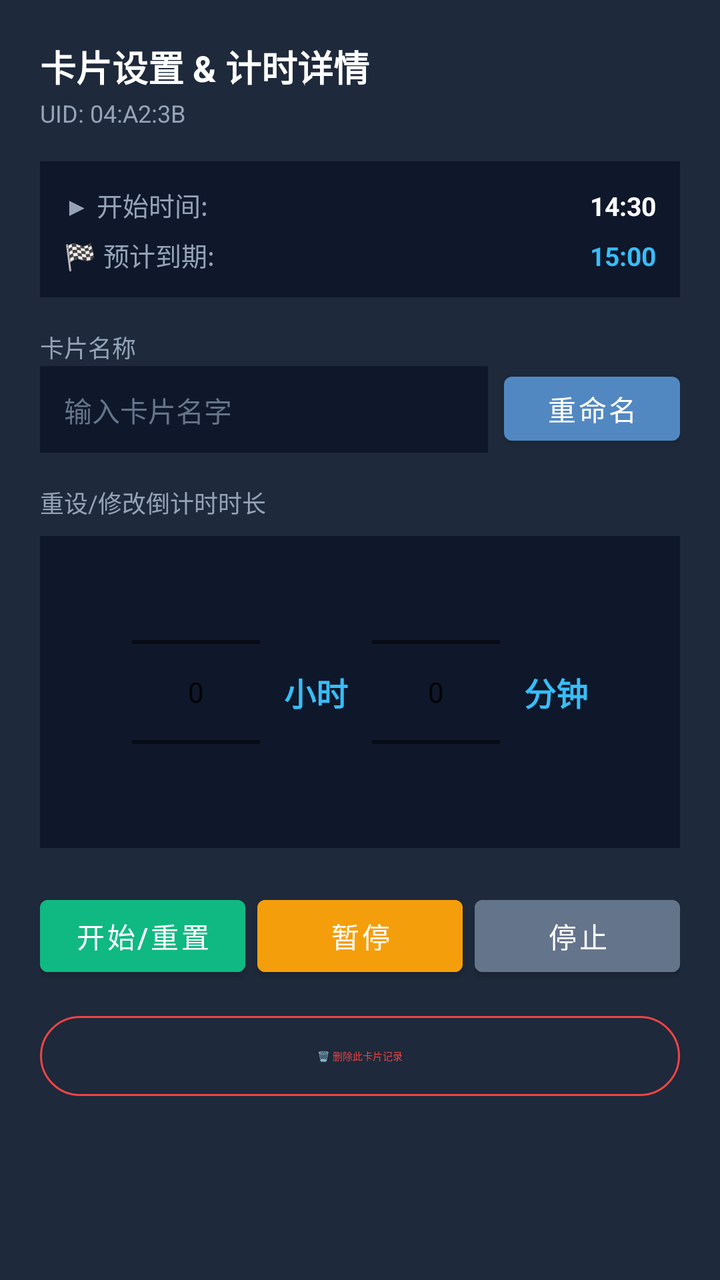
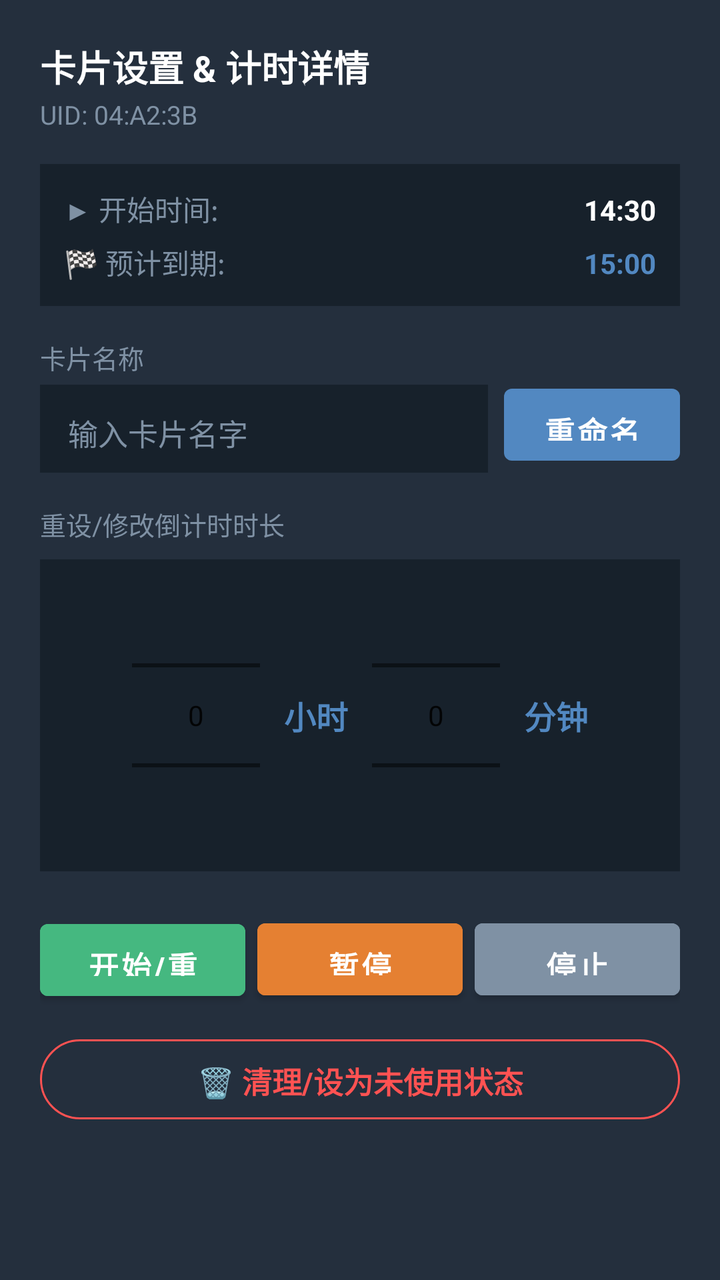

An Android layout rendered at two revisions. The XML below is the earlier revision; the diff shows what the commit changed to produce the second picture.
<!-- AndroidManifest.xml: application theme Theme.NFCTime -->
<!-- res/layout/dialog_card_control.xml -->
<?xml version="1.0" encoding="utf-8"?>
<LinearLayout xmlns:android="http://schemas.android.com/apk/res/android"
    xmlns:app="http://schemas.android.com/apk/res-auto"
    android:layout_width="match_parent"
    android:layout_height="wrap_content"
    android:background="#1E293B"
    android:orientation="vertical"
    android:padding="20dp">

    <TextView
        android:id="@+id/dialogTitle"
        android:layout_width="wrap_content"
        android:layout_height="wrap_content"
        android:text="卡片设置 &amp; 计时详情"
        android:textColor="#FFFFFF"
        android:textSize="18sp"
        android:textStyle="bold" />

    <TextView
        android:id="@+id/dialogCardUid"
        android:layout_width="wrap_content"
        android:layout_height="wrap_content"
        android:layout_marginTop="2dp"
        android:layout_marginBottom="16dp"
        android:text="UID: 04:A2:3B"
        android:textColor="#94A3B8"
        android:textSize="12sp" />

    
    <LinearLayout
        android:id="@+id/llTimelineDetails"
        android:layout_width="match_parent"
        android:layout_height="wrap_content"
        android:layout_marginBottom="16dp"
        android:background="#0F172A"
        android:orientation="vertical"
        android:padding="12dp">

        <LinearLayout
            android:layout_width="match_parent"
            android:layout_height="wrap_content"
            android:orientation="horizontal">

            <TextView
                android:layout_width="0dp"
                android:layout_height="wrap_content"
                android:layout_weight="1"
                android:text="▶ 开始时间:"
                android:textColor="#94A3B8"
                android:textSize="13sp" />

            <TextView
                android:id="@+id/tvStartTimeDetail"
                android:layout_width="wrap_content"
                android:layout_height="wrap_content"
                android:text="14:30"
                android:textColor="#FFFFFF"
                android:textSize="13sp"
                android:textStyle="bold" />
        </LinearLayout>

        <LinearLayout
            android:layout_width="match_parent"
            android:layout_height="wrap_content"
            android:layout_marginTop="6dp"
            android:orientation="horizontal">

            <TextView
                android:layout_width="0dp"
                android:layout_height="wrap_content"
                android:layout_weight="1"
                android:text="🏁 预计到期:"
                android:textColor="#94A3B8"
                android:textSize="13sp" />

            <TextView
                android:id="@+id/tvEndTimeDetail"
                android:layout_width="wrap_content"
                android:layout_height="wrap_content"
                android:text="15:00"
                android:textColor="#38BDF8"
                android:textSize="13sp"
                android:textStyle="bold" />
        </LinearLayout>
    </LinearLayout>

    
    <TextView
        android:layout_width="wrap_content"
        android:layout_height="wrap_content"
        android:text="卡片名称"
        android:textColor="#94A3B8"
        android:textSize="12sp" />

    <LinearLayout
        android:layout_width="match_parent"
        android:layout_height="wrap_content"
        android:layout_marginBottom="16dp"
        android:orientation="horizontal">

        <EditText
            android:id="@+id/etCardName"
            android:layout_width="0dp"
            android:layout_height="44dp"
            android:layout_weight="1"
            android:background="#0F172A"
            android:hint="输入卡片名字"
            android:paddingHorizontal="12dp"
            android:textColor="#FFFFFF"
            android:textColorHint="#64748B"
            android:textSize="14sp" />

        <Button
            android:id="@+id/btnRename"
            android:layout_width="wrap_content"
            android:layout_height="44dp"
            android:layout_marginStart="8dp"
            android:text="重命名" />
    </LinearLayout>

    
    <TextView
        android:id="@+id/tvPickerTitle"
        android:layout_width="wrap_content"
        android:layout_height="wrap_content"
        android:layout_marginBottom="8dp"
        android:text="重设/修改倒计时时长"
        android:textColor="#94A3B8"
        android:textSize="12sp" />

    <LinearLayout
        android:id="@+id/llPickerArea"
        android:layout_width="match_parent"
        android:layout_height="wrap_content"
        android:layout_marginBottom="20dp"
        android:gravity="center"
        android:orientation="horizontal"
        android:background="#0F172A"
        android:padding="8dp">

        <NumberPicker
            android:id="@+id/npHours"
            android:layout_width="wrap_content"
            android:layout_height="140dp" />

        <TextView
            android:layout_width="wrap_content"
            android:layout_height="wrap_content"
            android:layout_marginHorizontal="12dp"
            android:text="小时"
            android:textColor="#38BDF8"
            android:textSize="16sp"
            android:textStyle="bold" />

        <NumberPicker
            android:id="@+id/npMinutes"
            android:layout_width="wrap_content"
            android:layout_height="140dp" />

        <TextView
            android:layout_width="wrap_content"
            android:layout_height="wrap_content"
            android:layout_marginStart="12dp"
            android:text="分钟"
            android:textColor="#38BDF8"
            android:textSize="16sp"
            android:textStyle="bold" />
    </LinearLayout>

    
    <LinearLayout
        android:layout_width="match_parent"
        android:layout_height="wrap_content"
        android:layout_marginBottom="12dp"
        android:orientation="horizontal">

        <Button
            android:id="@+id/btnStart"
            android:layout_width="0dp"
            android:layout_height="wrap_content"
            android:layout_weight="1"
            android:backgroundTint="#10B981"
            android:text="开始/重置" />

        <Button
            android:id="@+id/btnPause"
            android:layout_width="0dp"
            android:layout_height="wrap_content"
            android:layout_weight="1"
            android:layout_marginStart="6dp"
            android:backgroundTint="#F59E0B"
            android:text="暂停" />

        <Button
            android:id="@+id/btnStop"
            android:layout_width="0dp"
            android:layout_height="wrap_content"
            android:layout_weight="1"
            android:layout_marginStart="6dp"
            android:backgroundTint="#64748B"
            android:text="停止" />
    </LinearLayout>

    
    <Button
        android:id="@+id/btnDeleteCard"
        style="@style/Widget.Material3.Button.OutlinedButton"
        android:layout_width="match_parent"
        android:layout_height="wrap_content"
        android:text="🗑️ 删除此卡片记录"
        android:textColor="#EF4444"
        app:strokeColor="#EF4444" />

</LinearLayout>
<!-- resources referenced by this layout -->
<resources>
  <style name="Theme.NFCTime" parent="Theme.MaterialComponents.DayNight.NoActionBar">
          <item name="colorPrimary">@color/tg_blue</item>
          <item name="colorPrimaryVariant">@color/tg_blue_dark</item>
          <item name="colorOnPrimary">@color/tg_text_primary</item>
          <item name="colorSecondary">@color/tg_blue</item>
          <item name="android:windowBackground">@color/tg_background</item>
          <item name="android:statusBarColor">@color/tg_background</item>
          <item name="android:navigationBarColor">@color/tg_background</item>
      </style>
  <color name="tg_blue">#5288C1</color>
  <color name="tg_blue_dark">#2AABEE</color>
  <color name="tg_text_primary">#FFFFFF</color>
  <color name="tg_background">#17212B</color>
</resources>

<!-- the commit's change to res/layout/dialog_card_control.xml (unified diff, before → after) -->
@@ -3,7 +3,7 @@
     xmlns:app="http://schemas.android.com/apk/res-auto"
     android:layout_width="match_parent"
     android:layout_height="wrap_content"
-    android:background="#1E293B"
+    android:background="@color/tg_surface"
     android:orientation="vertical"
     android:padding="20dp">
 
@@ -12,7 +12,7 @@
         android:layout_width="wrap_content"
         android:layout_height="wrap_content"
         android:text="卡片设置 &amp; 计时详情"
-        android:textColor="#FFFFFF"
+        android:textColor="@color/tg_text_primary"
         android:textSize="18sp"
         android:textStyle="bold" />
 
@@ -23,8 +23,8 @@
         android:layout_marginTop="2dp"
         android:layout_marginBottom="16dp"
         android:text="UID: 04:A2:3B"
-        android:textColor="#94A3B8"
-        android:textSize="12sp" />
+        android:textColor="@color/tg_text_secondary"
+        android:textSize="13sp" />
 
     
     <LinearLayout
@@ -32,7 +32,7 @@
         android:layout_width="match_parent"
         android:layout_height="wrap_content"
         android:layout_marginBottom="16dp"
-        android:background="#0F172A"
+        android:background="@color/tg_background"
         android:orientation="vertical"
         android:padding="12dp">
 
@@ -46,16 +46,16 @@
                 android:layout_height="wrap_content"
                 android:layout_weight="1"
                 android:text="▶ 开始时间:"
-                android:textColor="#94A3B8"
-                android:textSize="13sp" />
+                android:textColor="@color/tg_text_secondary"
+                android:textSize="14sp" />
 
             <TextView
                 android:id="@+id/tvStartTimeDetail"
                 android:layout_width="wrap_content"
                 android:layout_height="wrap_content"
                 android:text="14:30"
-                android:textColor="#FFFFFF"
-                android:textSize="13sp"
+                android:textColor="@color/tg_text_primary"
+                android:textSize="14sp"
                 android:textStyle="bold" />
         </LinearLayout>
 
@@ -70,16 +70,16 @@
                 android:layout_height="wrap_content"
                 android:layout_weight="1"
                 android:text="🏁 预计到期:"
-                android:textColor="#94A3B8"
-                android:textSize="13sp" />
+                android:textColor="@color/tg_text_secondary"
+                android:textSize="14sp" />
 
             <TextView
                 android:id="@+id/tvEndTimeDetail"
                 android:layout_width="wrap_content"
                 android:layout_height="wrap_content"
                 android:text="15:00"
-                android:textColor="#38BDF8"
-                android:textSize="13sp"
+                android:textColor="@color/tg_blue"
+                android:textSize="14sp"
                 android:textStyle="bold" />
         </LinearLayout>
     </LinearLayout>
@@ -89,8 +89,8 @@
         android:layout_width="wrap_content"
         android:layout_height="wrap_content"
         android:text="卡片名称"
-        android:textColor="#94A3B8"
-        android:textSize="12sp" />
+        android:textColor="@color/tg_text_secondary"
+        android:textSize="13sp" />
 
     <LinearLayout
         android:layout_width="match_parent"
@@ -101,21 +101,23 @@
         <EditText
             android:id="@+id/etCardName"
             android:layout_width="0dp"
-            android:layout_height="44dp"
-            android:layout_weight="1"
-            android:background="#0F172A"
+            android:layout_height="48dp"
+            android:layout_weight="1"
+            android:background="@color/tg_background"
             android:hint="输入卡片名字"
-            android:paddingHorizontal="12dp"
-            android:textColor="#FFFFFF"
-            android:textColorHint="#64748B"
-            android:textSize="14sp" />
+            android:paddingHorizontal="14dp"
+            android:textColor="@color/tg_text_primary"
+            android:textColorHint="@color/tg_text_secondary"
+            android:textSize="15sp" />
 
         <Button
             android:id="@+id/btnRename"
             android:layout_width="wrap_content"
-            android:layout_height="44dp"
+            android:layout_height="48dp"
             android:layout_marginStart="8dp"
-            android:text="重命名" />
+            android:text="重命名"
+            android:textSize="15sp"
+            android:textStyle="bold" />
     </LinearLayout>
 
     
@@ -125,17 +127,17 @@
         android:layout_height="wrap_content"
         android:layout_marginBottom="8dp"
         android:text="重设/修改倒计时时长"
-        android:textColor="#94A3B8"
-        android:textSize="12sp" />
+        android:textColor="@color/tg_text_secondary"
+        android:textSize="13sp" />
 
     <LinearLayout
         android:id="@+id/llPickerArea"
         android:layout_width="match_parent"
         android:layout_height="wrap_content"
         android:layout_marginBottom="20dp"
+        android:background="@color/tg_background"
         android:gravity="center"
         android:orientation="horizontal"
-        android:background="#0F172A"
         android:padding="8dp">
 
         <NumberPicker
@@ -148,7 +150,7 @@
             android:layout_height="wrap_content"
             android:layout_marginHorizontal="12dp"
             android:text="小时"
-            android:textColor="#38BDF8"
+            android:textColor="@color/tg_blue"
             android:textSize="16sp"
             android:textStyle="bold" />
 
@@ -162,7 +164,7 @@
             android:layout_height="wrap_content"
             android:layout_marginStart="12dp"
             android:text="分钟"
-            android:textColor="#38BDF8"
+            android:textColor="@color/tg_blue"
             android:textSize="16sp"
             android:textStyle="bold" />
     </LinearLayout>
@@ -177,28 +179,34 @@
         <Button
             android:id="@+id/btnStart"
             android:layout_width="0dp"
-            android:layout_height="wrap_content"
-            android:layout_weight="1"
-            android:backgroundTint="#10B981"
-            android:text="开始/重置" />
+            android:layout_height="48dp"
+            android:layout_weight="1"
+            android:backgroundTint="@color/tg_status_green"
+            android:text="开始/重置"
+            android:textSize="15sp"
+            android:textStyle="bold" />
 
         <Button
             android:id="@+id/btnPause"
             android:layout_width="0dp"
-            android:layout_height="wrap_content"
+            android:layout_height="48dp"
             android:layout_weight="1"
             android:layout_marginStart="6dp"
-            android:backgroundTint="#F59E0B"
-            android:text="暂停" />
+            android:backgroundTint="@color/tg_status_orange"
+            android:text="暂停"
+            android:textSize="15sp"
+            android:textStyle="bold" />
 
         <Button
             android:id="@+id/btnStop"
             android:layout_width="0dp"
-            android:layout_height="wrap_content"
+            android:layout_height="48dp"
             android:layout_weight="1"
             android:layout_marginStart="6dp"
-            android:backgroundTint="#64748B"
-            android:text="停止" />
+            android:backgroundTint="@color/tg_text_secondary"
+            android:text="停止"
+            android:textSize="15sp"
+            android:textStyle="bold" />
     </LinearLayout>
 
     
@@ -206,9 +214,11 @@
         android:id="@+id/btnDeleteCard"
         style="@style/Widget.Material3.Button.OutlinedButton"
         android:layout_width="match_parent"
-        android:layout_height="wrap_content"
-        android:text="🗑️ 删除此卡片记录"
-        android:textColor="#EF4444"
-        app:strokeColor="#EF4444" />
+        android:layout_height="48dp"
+        android:text="🗑️ 清理/设为未使用状态"
+        android:textColor="@color/tg_status_red"
+        android:textSize="15sp"
+        android:textStyle="bold"
+        app:strokeColor="@color/tg_status_red" />
 
 </LinearLayout>
<!-- resource entries referenced after the edit -->
@@ -8,10 +8,32 @@
           <item name="android:windowBackground">@color/tg_background</item>
           <item name="android:statusBarColor">@color/tg_background</item>
           <item name="android:navigationBarColor">@color/tg_background</item>
+          
+          
+          <item name="materialButtonStyle">@style/Widget.App.Button</item>
+          <item name="borderlessButtonStyle">@style/Widget.App.Button.TextButton</item>
       </style>
   <color name="tg_blue">#5288C1</color>
+  <color name="tg_status_green">#45B880</color>
+  <color name="tg_status_orange">#E58032</color>
+  <color name="tg_status_red">#FF5252</color>
+  <color name="tg_surface">#242F3D</color>
   <color name="tg_blue_dark">#2AABEE</color>
+  <style name="Widget.App.Button" parent="Widget.MaterialComponents.Button">
+          <item name="android:textSize">15sp</item>
+          <item name="android:textStyle">bold</item>
+          <item name="android:textAllCaps">false</item>
+          <item name="android:paddingVertical">10dp</item>
+      </style>
+  <style name="Widget.App.Button.TextButton" parent="Widget.MaterialComponents.Button.TextButton">
+          <item name="android:textSize">15sp</item>
+          <item name="android:textStyle">bold</item>
+          <item name="android:textAllCaps">false</item>
+          <item name="android:paddingHorizontal">12dp</item>
+          <item name="android:paddingVertical">8dp</item>
+      </style>
   <color name="tg_text_primary">#FFFFFF</color>
+  <color name="tg_text_secondary">#7F91A4</color>
   <color name="tg_background">#17212B</color>
 </resources>
 
